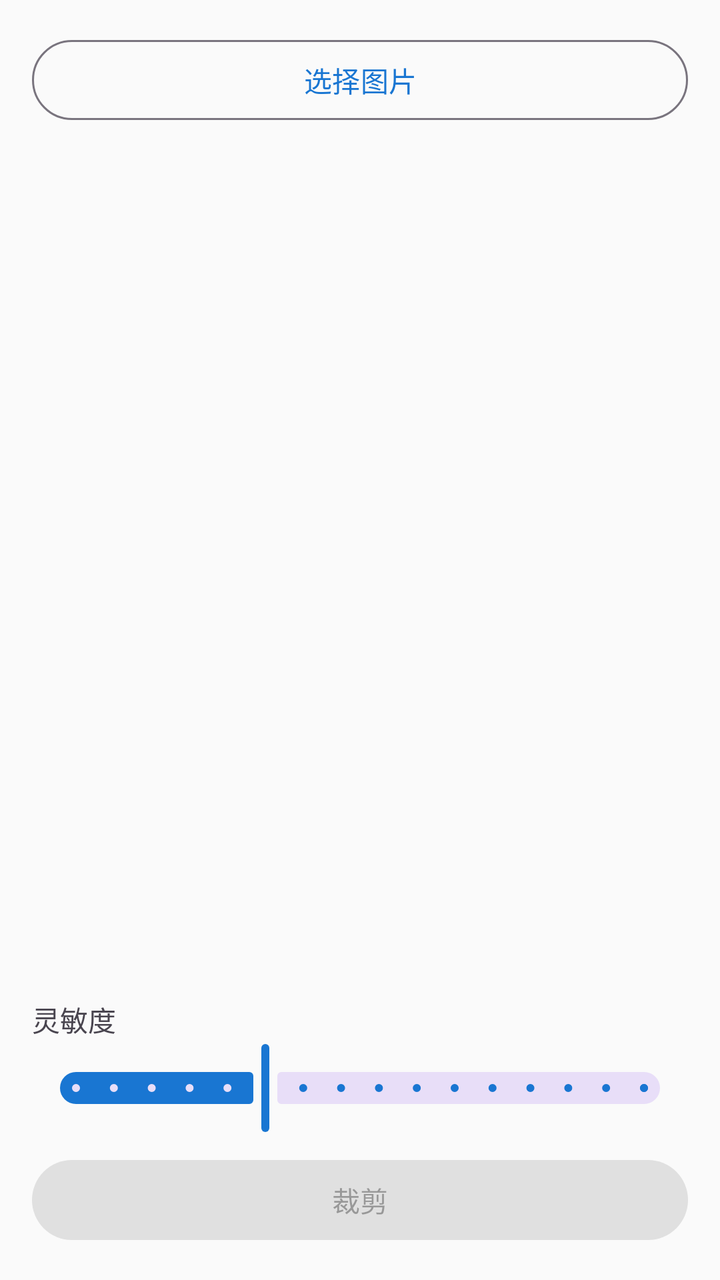
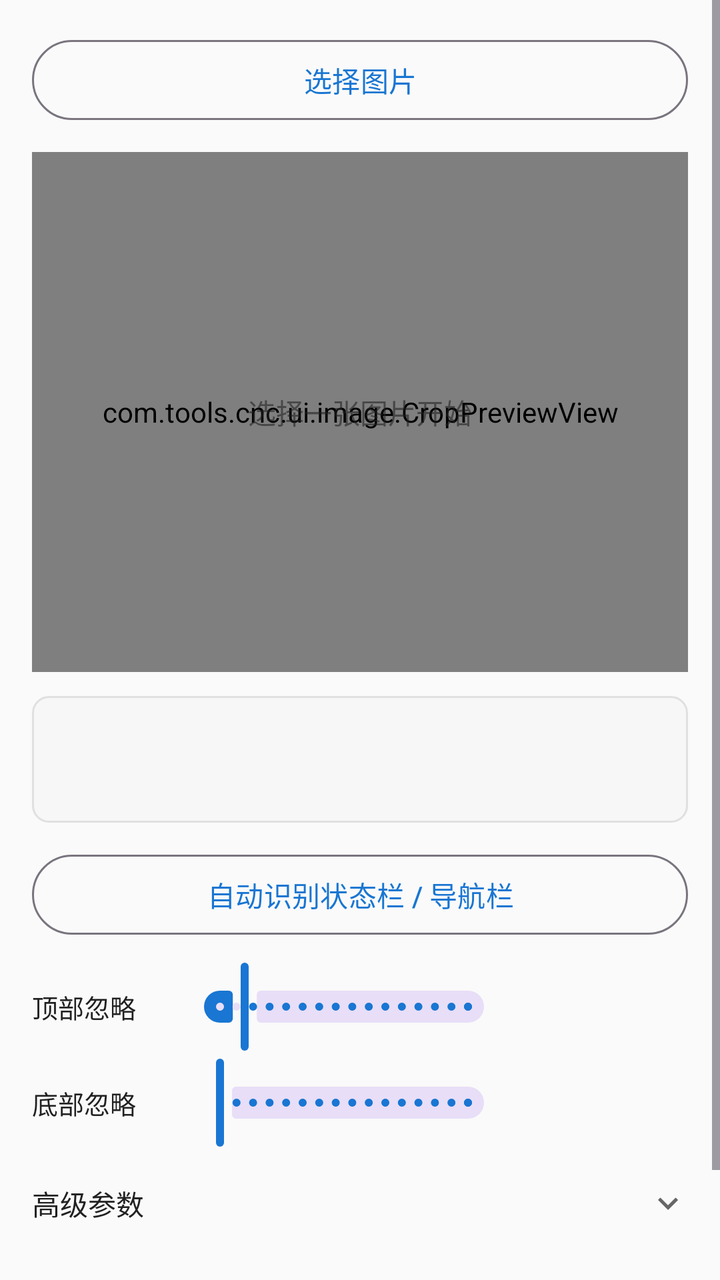

Two renders of the same Android screen: before a commit and after it. Below are the layout's source before the change and the commit's diff.
<!-- AndroidManifest.xml: application theme Theme.ToolsCNC -->
<!-- res/layout/fragment_crop_border.xml -->
<?xml version="1.0" encoding="utf-8"?>
<LinearLayout
    xmlns:android="http://schemas.android.com/apk/res/android"
    xmlns:app="http://schemas.android.com/apk/res-auto"
    android:layout_width="match_parent"
    android:layout_height="match_parent"
    android:orientation="vertical"
    android:padding="16dp">

    <com.google.android.material.button.MaterialButton
        android:id="@+id/btn_select_image"
        android:layout_width="match_parent"
        android:layout_height="wrap_content"
        android:text="@string/select_images"
        style="@style/Widget.Material3.Button.OutlinedButton" />

    <ImageView
        android:id="@+id/iv_preview"
        android:layout_width="match_parent"
        android:layout_height="0dp"
        android:layout_weight="1"
        android:layout_marginTop="16dp"
        android:scaleType="fitCenter"
        android:contentDescription="@string/preview" />

    <TextView
        android:layout_width="wrap_content"
        android:layout_height="wrap_content"
        android:layout_marginTop="8dp"
        android:text="@string/sensitivity"
        android:textSize="14sp" />

    <com.google.android.material.slider.Slider
        android:id="@+id/slider_threshold"
        android:layout_width="match_parent"
        android:layout_height="wrap_content"
        android:valueFrom="5"
        android:valueTo="80"
        android:stepSize="5"
        android:value="30"
        app:labelBehavior="floating" />

    <com.google.android.material.button.MaterialButton
        android:id="@+id/btn_crop"
        android:layout_width="match_parent"
        android:layout_height="wrap_content"
        android:layout_marginTop="8dp"
        android:text="@string/crop"
        android:enabled="false" />

</LinearLayout>
<!-- resources referenced by this layout -->
<resources>
  <string name="crop">裁剪</string>
  <string name="preview">预览</string>
  <string name="select_images">选择图片</string>
  <string name="sensitivity">灵敏度</string>
  <style name="Theme.ToolsCNC" parent="Theme.Material3.DayNight.NoActionBar">
          <item name="colorPrimary">@color/primary</item>
          <item name="colorPrimaryVariant">@color/primary_variant</item>
          <item name="colorOnPrimary">@color/on_primary</item>
          <item name="colorSecondary">@color/secondary</item>
          <item name="colorSecondaryVariant">@color/secondary_variant</item>
          <item name="colorOnSecondary">@color/on_secondary</item>
          <item name="android:colorBackground">@color/background</item>
          <item name="colorSurface">@color/surface</item>
          <item name="colorOnBackground">@color/on_background</item>
          <item name="colorOnSurface">@color/on_surface</item>
          <item name="colorError">@color/error</item>
          <item name="colorOnError">@color/on_error</item>
      </style>
  <color name="primary">#1976D2</color>
  <color name="primary_variant">#1565C0</color>
  <color name="on_primary">#FFFFFF</color>
  <color name="secondary">#26A69A</color>
  <color name="secondary_variant">#00897B</color>
  <color name="on_secondary">#FFFFFF</color>
  <color name="background">#FAFAFA</color>
  <color name="surface">#FFFFFF</color>
  <color name="on_background">#212121</color>
  <color name="on_surface">#212121</color>
  <color name="error">#D32F2F</color>
  <color name="on_error">#FFFFFF</color>
</resources>

<!-- the commit's change to res/layout/fragment_crop_border.xml (unified diff, before → after) -->
@@ -1,51 +1,270 @@
 <?xml version="1.0" encoding="utf-8"?>
-<LinearLayout
+<ScrollView
     xmlns:android="http://schemas.android.com/apk/res/android"
     xmlns:app="http://schemas.android.com/apk/res-auto"
     android:layout_width="match_parent"
     android:layout_height="match_parent"
-    android:orientation="vertical"
-    android:padding="16dp">
-
-    <com.google.android.material.button.MaterialButton
-        android:id="@+id/btn_select_image"
+    android:fillViewport="true">
+
+    <LinearLayout
         android:layout_width="match_parent"
         android:layout_height="wrap_content"
-        android:text="@string/select_images"
-        style="@style/Widget.Material3.Button.OutlinedButton" />
-
-    <ImageView
-        android:id="@+id/iv_preview"
-        android:layout_width="match_parent"
-        android:layout_height="0dp"
-        android:layout_weight="1"
-        android:layout_marginTop="16dp"
-        android:scaleType="fitCenter"
-        android:contentDescription="@string/preview" />
-
-    <TextView
-        android:layout_width="wrap_content"
-        android:layout_height="wrap_content"
-        android:layout_marginTop="8dp"
-        android:text="@string/sensitivity"
-        android:textSize="14sp" />
-
-    <com.google.android.material.slider.Slider
-        android:id="@+id/slider_threshold"
-        android:layout_width="match_parent"
-        android:layout_height="wrap_content"
-        android:valueFrom="5"
-        android:valueTo="80"
-        android:stepSize="5"
-        android:value="30"
-        app:labelBehavior="floating" />
-
-    <com.google.android.material.button.MaterialButton
-        android:id="@+id/btn_crop"
-        android:layout_width="match_parent"
-        android:layout_height="wrap_content"
-        android:layout_marginTop="8dp"
-        android:text="@string/crop"
-        android:enabled="false" />
-
-</LinearLayout>
+        android:orientation="vertical"
+        android:padding="16dp">
+
+        <com.google.android.material.button.MaterialButton
+            android:id="@+id/btn_select_image"
+            style="@style/Widget.Material3.Button.OutlinedButton"
+            android:layout_width="match_parent"
+            android:layout_height="wrap_content"
+            android:text="@string/select_images" />
+
+        <FrameLayout
+            android:layout_width="match_parent"
+            android:layout_height="260dp"
+            android:layout_marginTop="12dp"
+            android:background="@drawable/bg_preview_panel">
+
+            <com.tools.cnc.ui.image.CropPreviewView
+                android:id="@+id/crop_preview"
+                android:layout_width="match_parent"
+                android:layout_height="match_parent" />
+
+            <TextView
+                android:id="@+id/tv_preview_hint"
+                android:layout_width="wrap_content"
+                android:layout_height="wrap_content"
+                android:layout_gravity="center"
+                android:alpha="0.6"
+                android:text="@string/crop_border_hint"
+                android:textColor="?attr/colorOnSurface"
+                android:textSize="14sp" />
+        </FrameLayout>
+
+        <LinearLayout
+            android:layout_width="match_parent"
+            android:layout_height="wrap_content"
+            android:layout_marginTop="12dp"
+            android:background="@drawable/bg_info_panel"
+            android:orientation="vertical"
+            android:padding="12dp">
+
+            <TextView
+                android:id="@+id/tv_size_info"
+                android:layout_width="match_parent"
+                android:layout_height="wrap_content"
+                android:textColor="?attr/colorOnSurface"
+                android:textSize="14sp" />
+
+            <TextView
+                android:id="@+id/tv_trim_info"
+                android:layout_width="match_parent"
+                android:layout_height="wrap_content"
+                android:layout_marginTop="4dp"
+                android:alpha="0.7"
+                android:textColor="?attr/colorOnSurface"
+                android:textSize="12sp" />
+        </LinearLayout>
+
+        <com.google.android.material.button.MaterialButton
+            android:id="@+id/btn_auto_detect"
+            style="@style/Widget.Material3.Button.OutlinedButton"
+            android:layout_width="match_parent"
+            android:layout_height="wrap_content"
+            android:layout_marginTop="12dp"
+            android:text="@string/crop_border_auto_detect" />
+
+        <LinearLayout
+            android:layout_width="match_parent"
+            android:layout_height="wrap_content"
+            android:layout_marginTop="8dp"
+            android:gravity="center_vertical"
+            android:orientation="horizontal">
+
+            <TextView
+                android:layout_width="72dp"
+                android:layout_height="wrap_content"
+                android:text="@string/crop_border_ignore_top"
+                android:textColor="?attr/colorOnSurface"
+                android:textSize="13sp" />
+
+            <com.google.android.material.slider.Slider
+                android:id="@+id/slider_ignore_top"
+                android:layout_width="0dp"
+                android:layout_height="wrap_content"
+                android:layout_weight="1"
+                android:stepSize="1"
+                android:value="3"
+                android:valueFrom="0"
+                android:valueTo="30"
+                app:labelBehavior="gone" />
+
+            <TextView
+                android:id="@+id/tv_ignore_top_value"
+                android:layout_width="88dp"
+                android:layout_height="wrap_content"
+                android:gravity="end"
+                android:textColor="?attr/colorPrimary"
+                android:textSize="12sp" />
+        </LinearLayout>
+
+        <LinearLayout
+            android:layout_width="match_parent"
+            android:layout_height="wrap_content"
+            android:gravity="center_vertical"
+            android:orientation="horizontal">
+
+            <TextView
+                android:layout_width="72dp"
+                android:layout_height="wrap_content"
+                android:text="@string/crop_border_ignore_bottom"
+                android:textColor="?attr/colorOnSurface"
+                android:textSize="13sp" />
+
+            <com.google.android.material.slider.Slider
+                android:id="@+id/slider_ignore_bottom"
+                android:layout_width="0dp"
+                android:layout_height="wrap_content"
+                android:layout_weight="1"
+                android:stepSize="1"
+                android:value="0"
+                android:valueFrom="0"
+                android:valueTo="30"
+                app:labelBehavior="gone" />
+
+            <TextView
+                android:id="@+id/tv_ignore_bottom_value"
+                android:layout_width="88dp"
+                android:layout_height="wrap_content"
+                android:gravity="end"
+                android:textColor="?attr/colorPrimary"
+                android:textSize="12sp" />
+        </LinearLayout>
+
+        <LinearLayout
+            android:id="@+id/row_advanced_toggle"
+            android:layout_width="match_parent"
+            android:layout_height="wrap_content"
+            android:layout_marginTop="8dp"
+            android:background="?attr/selectableItemBackground"
+            android:gravity="center_vertical"
+            android:orientation="horizontal"
+            android:paddingTop="8dp"
+            android:paddingBottom="8dp">
+
+            <TextView
+                android:layout_width="0dp"
+                android:layout_height="wrap_content"
+                android:layout_weight="1"
+                android:text="@string/crop_border_advanced"
+                android:textColor="?attr/colorOnSurface"
+                android:textSize="14sp" />
+
+            <ImageView
+                android:id="@+id/iv_advanced_arrow"
+                android:layout_width="20dp"
+                android:layout_height="20dp"
+                android:contentDescription="@string/crop_border_advanced"
+                android:src="@drawable/ic_expand_more" />
+        </LinearLayout>
+
+        <LinearLayout
+            android:id="@+id/layout_advanced"
+            android:layout_width="match_parent"
+            android:layout_height="wrap_content"
+            android:orientation="vertical"
+            android:visibility="gone">
+
+            <LinearLayout
+                android:layout_width="match_parent"
+                android:layout_height="wrap_content"
+                android:gravity="center_vertical"
+                android:orientation="horizontal">
+
+                <TextView
+                    android:layout_width="72dp"
+                    android:layout_height="wrap_content"
+                    android:text="@string/crop_border_threshold"
+                    android:textColor="?attr/colorOnSurface"
+                    android:textSize="13sp" />
+
+                <com.google.android.material.slider.Slider
+                    android:id="@+id/slider_threshold"
+                    android:layout_width="0dp"
+                    android:layout_height="wrap_content"
+                    android:layout_weight="1"
+                    android:stepSize="5"
+                    android:value="30"
+                    android:valueFrom="0"
+                    android:valueTo="80"
+                    app:labelBehavior="gone" />
+
+                <TextView
+                    android:id="@+id/tv_threshold_value"
+                    android:layout_width="88dp"
+                    android:layout_height="wrap_content"
+                    android:gravity="end"
+                    android:textColor="?attr/colorPrimary"
+                    android:textSize="12sp" />
+            </LinearLayout>
+
+            <LinearLayout
+                android:layout_width="match_parent"
+                android:layout_height="wrap_content"
+                android:gravity="center_vertical"
+                android:orientation="horizontal">
+
+                <TextView
+                    android:layout_width="72dp"
+                    android:layout_height="wrap_content"
+                    android:text="@string/crop_border_noise"
+                    android:textColor="?attr/colorOnSurface"
+                    android:textSize="13sp" />
+
+                <com.google.android.material.slider.Slider
+                    android:id="@+id/slider_noise"
+                    android:layout_width="0dp"
+                    android:layout_height="wrap_content"
+                    android:layout_weight="1"
+                    android:stepSize="1"
+                    android:value="1"
+                    android:valueFrom="0"
+                    android:valueTo="5"
+                    app:labelBehavior="gone" />
+
+                <TextView
+                    android:id="@+id/tv_noise_value"
+                    android:layout_width="88dp"
+                    android:layout_height="wrap_content"
+                    android:gravity="end"
+                    android:textColor="?attr/colorPrimary"
+                    android:textSize="12sp" />
+            </LinearLayout>
+        </LinearLayout>
+
+        <LinearLayout
+            android:layout_width="match_parent"
+            android:layout_height="wrap_content"
+            android:layout_marginTop="16dp"
+            android:orientation="horizontal">
+
+            <com.google.android.material.button.MaterialButton
+                android:id="@+id/btn_reset"
+                style="@style/Widget.Material3.Button.OutlinedButton"
+                android:layout_width="0dp"
+                android:layout_height="wrap_content"
+                android:layout_weight="1"
+                android:text="@string/crop_border_reset" />
+
+            <com.google.android.material.button.MaterialButton
+                android:id="@+id/btn_crop"
+                android:layout_width="0dp"
+                android:layout_height="wrap_content"
+                android:layout_marginStart="12dp"
+                android:layout_weight="1"
+                android:enabled="false"
+                android:text="@string/crop_border_save" />
+        </LinearLayout>
+
+    </LinearLayout>
+</ScrollView>
<!-- resource entries referenced after the edit -->
@@ -1,9 +1,46 @@
 <!-- resources referenced by this layout -->
 <resources>
-  <string name="crop">裁剪</string>
-  <string name="preview">预览</string>
+  <!-- drawable bg_info_panel (drawable) -->
+  <?xml version="1.0" encoding="utf-8"?>
+  <shape xmlns:android="http://schemas.android.com/apk/res/android"
+      android:shape="rectangle">
+      <solid android:color="#F7F7F7" />
+      <stroke
+          android:width="1dp"
+          android:color="#E0E0E0" />
+      <corners android:radius="8dp" />
+  </shape>
+  <!-- drawable bg_preview_panel (drawable) -->
+  <?xml version="1.0" encoding="utf-8"?>
+  <shape xmlns:android="http://schemas.android.com/apk/res/android"
+      android:shape="rectangle">
+      <solid android:color="#F0F0F0" />
+      <stroke
+          android:width="1dp"
+          android:color="#E0E0E0" />
+      <corners android:radius="8dp" />
+  </shape>
+  <!-- drawable ic_expand_more (drawable) -->
+  <?xml version="1.0" encoding="utf-8"?>
+  <vector xmlns:android="http://schemas.android.com/apk/res/android"
+      android:width="24dp"
+      android:height="24dp"
+      android:viewportWidth="24"
+      android:viewportHeight="24">
+      <path
+          android:fillColor="#666666"
+          android:pathData="M7.41,8.59L12,13.17l4.59,-4.58L18,10l-6,6 -6,-6 1.41,-1.41z" />
+  </vector>
+  <string name="crop_border_advanced">高级参数</string>
+  <string name="crop_border_auto_detect">自动识别状态栏 / 导航栏</string>
+  <string name="crop_border_hint">选择一张图片开始</string>
+  <string name="crop_border_ignore_bottom">底部忽略</string>
+  <string name="crop_border_ignore_top">顶部忽略</string>
+  <string name="crop_border_noise">抗干扰</string>
+  <string name="crop_border_reset">重置</string>
+  <string name="crop_border_save">保存到本地</string>
+  <string name="crop_border_threshold">黑边阈值</string>
   <string name="select_images">选择图片</string>
-  <string name="sensitivity">灵敏度</string>
   <style name="Theme.ToolsCNC" parent="Theme.Material3.DayNight.NoActionBar">
           <item name="colorPrimary">@color/primary</item>
           <item name="colorPrimaryVariant">@color/primary_variant</item>
